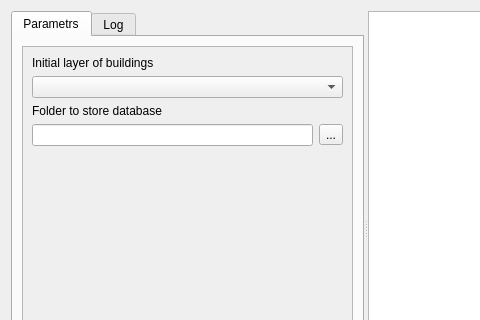
This is UI/visualization_clean.ui in ishusterman/tau_net_calc as Qt 5 draws it before an edit; both pictures show x 0 to 480 and y 0 to 320 of the 705 by 503 pixel window. The edited form follows.
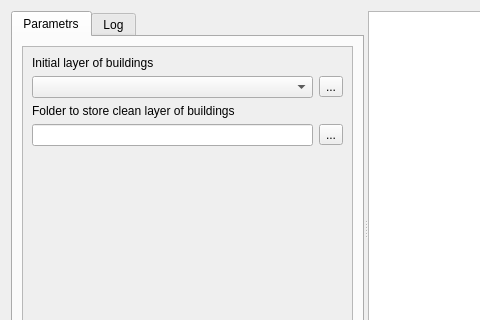
This is the edited form.

Diff of the .ui file:
```diff
--- a/UI/visualization_clean.ui
+++ b/UI/visualization_clean.ui
@@ -107,6 +107,8 @@
                </widget>
               </item>
               <item row="1" column="0" colspan="2">
+               <layout class="QHBoxLayout" name="horizontalLayout_5">
+                <item>
                <widget class="QComboBox" name="cmbLayers">
                 <property name="sizePolicy">
                  <sizepolicy hsizetype="Preferred" vsizetype="Maximum">
@@ -119,10 +121,19 @@
                 </property>
                </widget>
               </item>
-              <item row="2" column="0">
+                <item>
+                 <widget class="QToolButton" name="toolButtonBuildings">
+                  <property name="text">
+                   <string>...</string>
+                  </property>
+                 </widget>
+                </item>
+               </layout>
+              </item>
+              <item row="3" column="0">
                <widget class="QLabel" name="label">
                 <property name="text">
-                 <string>Folder to store database</string>
+                 <string>Folder to store clean layer of buildings</string>
                 </property>
                </widget>
               </item>
@@ -140,9 +151,6 @@
                 </item>
                </layout>
               </item>
-              <item row="6" column="0" colspan="2">
-               <layout class="QHBoxLayout" name="horizontalLayout_5"/>
-              </item>
              </layout>
             </item>
            </layout>
```
Left out of the diff: 2 changed lines with no effect on the pictures. Lines whose indentation alone changed are shown as unchanged.
